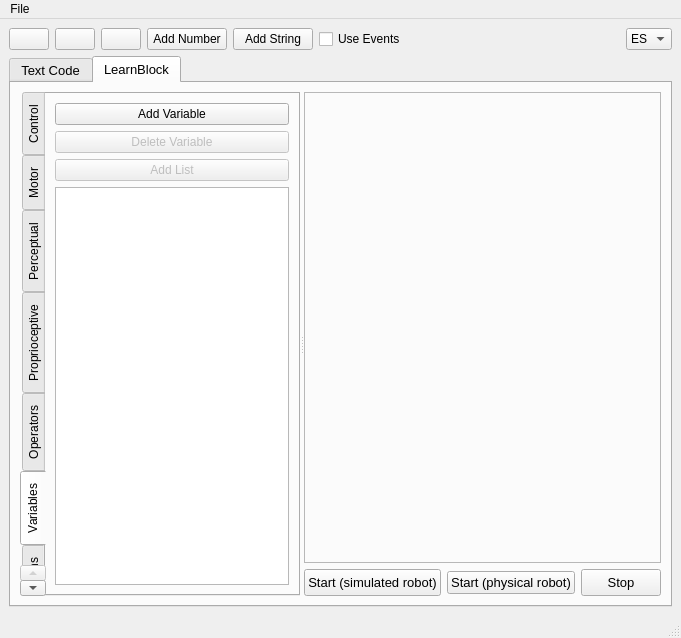
First picture: the form in learnbot_dsl/learnbotCode/guis/interface.ui, repository robocomp/LearnBlock, before the edit.
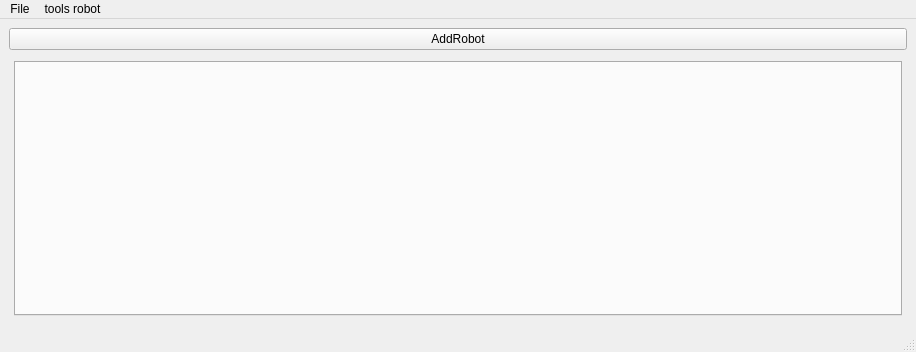
Second picture: the form after the edit. The open tabs and pages were chosen to show the change.

The edit to the form file:
```diff
--- a/learnbot_dsl/learnbotCode/guis/interface.ui
+++ b/learnbot_dsl/learnbotCode/guis/interface.ui
@@ -9,8 +9,8 @@
    <rect>
     <x>0</x>
     <y>0</y>
-    <width>681</width>
-    <height>638</height>
+    <width>916</width>
+    <height>352</height>
    </rect>
   </property>
   <property name="windowTitle">
@@ -19,490 +19,36 @@
   <widget class="QWidget" name="centralwidget">
    <layout class="QVBoxLayout" name="verticalLayout_4">
     <item>
-     <layout class="QHBoxLayout" name="horizontalLayout_2">
+     <layout class="QVBoxLayout" name="verticalLayout_14">
+      <property name="bottomMargin">
+       <number>0</number>
+      </property>
       <item>
-       <widget class="QPushButton" name="openpushButton">
+       <widget class="QPushButton" name="AddRobot">
         <property name="text">
-         <string/>
+         <string>AddRobot</string>
         </property>
        </widget>
       </item>
+     </layout>
+    </item>
+    <item>
+     <layout class="QVBoxLayout" name="verticalLayout_15">
+      <property name="margin">
+       <number>5</number>
+      </property>
       <item>
-       <widget class="QPushButton" name="savepushButton">
-        <property name="text">
-         <string/>
-        </property>
-       </widget>
-      </item>
-      <item>
-       <widget class="QPushButton" name="zoompushButton">
-        <property name="text">
-         <string/>
-        </property>
-        <property name="checkable">
+       <widget class="QTabWidget" name="collaborativeTabs">
+        <property name="autoFillBackground">
          <bool>true</bool>
         </property>
-       </widget>
-      </item>
-      <item>
-       <widget class="QPushButton" name="addNumberpushButton">
-        <property name="text">
-         <string>Add Number</string>
+        <property name="currentIndex">
+         <number>-1</number>
         </property>
        </widget>
       </item>
-      <item>
-       <widget class="QPushButton" name="addStringpushButton">
-        <property name="text">
-         <string>Add String</string>
-        </property>
-       </widget>
-      </item>
-      <item>
-       <widget class="QCheckBox" name="useEventscheckBox">
-        <property name="text">
-         <string>Use Events</string>
-        </property>
-       </widget>
-      </item>
-      <item>
-       <spacer name="horizontalSpacer">
-        <property name="orientation">
-         <enum>Qt::Horizontal</enum>
-        </property>
-        <property name="sizeHint" stdset="0">
-         <size>
-          <width>40</width>
-          <height>20</height>
-         </size>
-        </property>
-       </spacer>
-      </item>
-      <item>
-       <widget class="QComboBox" name="language">
-        <property name="maximumSize">
-         <size>
-          <width>85</width>
-          <height>27</height>
-         </size>
-        </property>
-        <item>
-         <property name="text">
-          <string>ES</string>
-         </property>
-        </item>
-        <item>
-         <property name="text">
-          <string>EN</string>
-         </property>
-        </item>
-       </widget>
-      </item>
      </layout>
     </item>
-    <item>
-     <widget class="QTabWidget" name="Tabwi">
-      <property name="font">
-       <font>
-        <pointsize>10</pointsize>
-       </font>
-      </property>
-      <property name="whatsThis">
-       <string>&lt;html&gt;&lt;head/&gt;&lt;body&gt;&lt;p&gt;H&lt;/p&gt;&lt;p&gt;&lt;br/&gt;&lt;/p&gt;&lt;/body&gt;&lt;/html&gt;</string>
-      </property>
-      <property name="tabPosition">
-       <enum>QTabWidget::North</enum>
-      </property>
-      <property name="tabShape">
-       <enum>QTabWidget::Rounded</enum>
-      </property>
-      <property name="currentIndex">
-       <number>1</number>
-      </property>
-      <widget class="QWidget" name="program_text">
-       <property name="enabled">
-        <bool>false</bool>
-       </property>
-       <attribute name="title">
-        <string>Text Code</string>
-       </attribute>
-       <layout class="QHBoxLayout" name="horizontalLayout">
-        <item>
-         <layout class="QVBoxLayout" name="verticalLayout_6">
-          <item>
-           <widget class="QLabel" name="label_3">
-            <property name="text">
-             <string>Program</string>
-            </property>
-           </widget>
-          </item>
-          <item>
-           <widget class="QPlainTextEdit" name="textCode"/>
-          </item>
-         </layout>
-        </item>
-        <item>
-         <layout class="QVBoxLayout" name="verticalLayout_5">
-          <item>
-           <widget class="QFrame" name="camera">
-            <property name="minimumSize">
-             <size>
-              <width>320</width>
-              <height>240</height>
-             </size>
-            </property>
-            <property name="maximumSize">
-             <size>
-              <width>320</width>
-              <height>240</height>
-             </size>
-            </property>
-            <property name="frameShape">
-             <enum>QFrame::StyledPanel</enum>
-            </property>
-            <property name="frameShadow">
-             <enum>QFrame::Raised</enum>
-            </property>
-           </widget>
-          </item>
-          <item>
-           <spacer name="verticalSpacer">
-            <property name="orientation">
-             <enum>Qt::Vertical</enum>
-            </property>
-            <property name="sizeHint" stdset="0">
-             <size>
-              <width>20</width>
-              <height>40</height>
-             </size>
-            </property>
-           </spacer>
-          </item>
-          <item>
-           <layout class="QHBoxLayout" name="horizontalLayout_5">
-            <item>
-             <widget class="QPushButton" name="startTextPushButton">
-              <property name="enabled">
-               <bool>false</bool>
-              </property>
-              <property name="text">
-               <string>Start</string>
-              </property>
-             </widget>
-            </item>
-            <item>
-             <widget class="QPushButton" name="stoptextPushButton">
-              <property name="enabled">
-               <bool>false</bool>
-              </property>
-              <property name="text">
-               <string>Stop</string>
-              </property>
-             </widget>
-            </item>
-           </layout>
-          </item>
-         </layout>
-        </item>
-       </layout>
-      </widget>
-      <widget class="QWidget" name="program_visual">
-       <attribute name="title">
-        <string>LearnBlock</string>
-       </attribute>
-       <layout class="QGridLayout" name="gridLayout">
-        <item row="0" column="0">
-         <widget class="QSplitter" name="splitter">
-          <property name="maximumSize">
-           <size>
-            <width>16777215</width>
-            <height>16777215</height>
-           </size>
-          </property>
-          <property name="orientation">
-           <enum>Qt::Horizontal</enum>
-          </property>
-          <widget class="QTabWidget" name="tabWidget_2">
-           <property name="enabled">
-            <bool>true</bool>
-           </property>
-           <property name="maximumSize">
-            <size>
-             <width>500</width>
-             <height>16777215</height>
-            </size>
-           </property>
-           <property name="font">
-            <font>
-             <pointsize>9</pointsize>
-             <weight>50</weight>
-             <italic>false</italic>
-             <bold>false</bold>
-             <strikeout>false</strikeout>
-             <kerning>true</kerning>
-            </font>
-           </property>
-           <property name="tabPosition">
-            <enum>QTabWidget::West</enum>
-           </property>
-           <property name="currentIndex">
-            <number>0</number>
-           </property>
-           <widget class="QWidget" name="control">
-            <attribute name="title">
-             <string>Control</string>
-            </attribute>
-            <layout class="QVBoxLayout" name="verticalLayout_12">
-             <item>
-              <widget class="QPushButton" name="addWhenpushButton">
-               <property name="text">
-                <string>Add When</string>
-               </property>
-              </widget>
-             </item>
-             <item>
-              <widget class="QPushButton" name="deleteWhenpushButton">
-               <property name="enabled">
-                <bool>false</bool>
-               </property>
-               <property name="text">
-                <string>Delete When</string>
-               </property>
-              </widget>
-             </item>
-             <item>
-              <widget class="QTableWidget" name="tableControl">
-               <property name="showGrid">
-                <bool>false</bool>
-               </property>
-               <property name="gridStyle">
-                <enum>Qt::NoPen</enum>
-               </property>
-              </widget>
-             </item>
-            </layout>
-           </widget>
-           <widget class="QWidget" name="move">
-            <attribute name="title">
-             <string>Motor</string>
-            </attribute>
-            <layout class="QVBoxLayout" name="verticalLayout_11">
-             <item>
-              <widget class="QTableWidget" name="tableMotor">
-               <property name="showGrid">
-                <bool>false</bool>
-               </property>
-               <property name="gridStyle">
-                <enum>Qt::NoPen</enum>
-               </property>
-              </widget>
-             </item>
-            </layout>
-           </widget>
-           <widget class="QWidget" name="sensors">
-            <attribute name="title">
-             <string>Perceptual</string>
-            </attribute>
-            <layout class="QVBoxLayout" name="verticalLayout_10">
-             <item>
-              <widget class="QTableWidget" name="tablePerceptual">
-               <property name="showGrid">
-                <bool>false</bool>
-               </property>
-               <property name="gridStyle">
-                <enum>Qt::NoPen</enum>
-               </property>
-              </widget>
-             </item>
-            </layout>
-           </widget>
-           <widget class="QWidget" name="operators">
-            <attribute name="title">
-             <string>Proprioceptive</string>
-            </attribute>
-            <layout class="QVBoxLayout" name="verticalLayout_9">
-             <item>
-              <widget class="QTableWidget" name="tablePropioperceptive">
-               <property name="showGrid">
-                <bool>false</bool>
-               </property>
-               <property name="gridStyle">
-                <enum>Qt::NoPen</enum>
-               </property>
-              </widget>
-             </item>
-            </layout>
-           </widget>
-           <widget class="QWidget" name="vars">
-            <attribute name="title">
-             <string>Operators</string>
-            </attribute>
-            <layout class="QVBoxLayout" name="verticalLayout_7">
-             <item>
-              <widget class="QTableWidget" name="tableOperadores">
-               <property name="showGrid">
-                <bool>false</bool>
-               </property>
-               <property name="gridStyle">
-                <enum>Qt::NoPen</enum>
-               </property>
-              </widget>
-             </item>
-            </layout>
-           </widget>
-           <widget class="QWidget" name="tab">
-            <property name="enabled">
-             <bool>true</bool>
-            </property>
-            <attribute name="title">
-             <string>Variables</string>
-            </attribute>
-            <layout class="QVBoxLayout" name="verticalLayout">
-             <item>
-              <layout class="QVBoxLayout" name="verticalLayout_2">
-               <item>
-                <widget class="QPushButton" name="addVarPushButton">
-                 <property name="enabled">
-                  <bool>true</bool>
-                 </property>
-                 <property name="text">
-                  <string>Add Variable</string>
-                 </property>
-                </widget>
-               </item>
-               <item>
-                <widget class="QPushButton" name="deleteVarPushButton">
-                 <property name="enabled">
-                  <bool>false</bool>
-                 </property>
-                 <property name="text">
-                  <string>Delete Variable</string>
-                 </property>
-                </widget>
-               </item>
-               <item>
-                <widget class="QPushButton" name="pushButton_6">
-                 <property name="enabled">
-                  <bool>false</bool>
-                 </property>
-                 <property name="text">
-                  <string>Add List</string>
-                 </property>
-                </widget>
-               </item>
-              </layout>
-             </item>
-             <item>
-              <widget class="QTableWidget" name="tableVariables">
-               <property name="showGrid">
-                <bool>false</bool>
-               </property>
-               <property name="gridStyle">
-                <enum>Qt::NoPen</enum>
-               </property>
-              </widget>
-             </item>
-            </layout>
-           </widget>
-           <widget class="QWidget" name="tab_2">
-            <attribute name="title">
-             <string>User functions</string>
-            </attribute>
-            <layout class="QVBoxLayout" name="verticalLayout_13">
-             <item>
-              <layout class="QVBoxLayout" name="verticalLayout_8">
-               <item>
-                <widget class="QPushButton" name="createFunctionsPushButton">
-                 <property name="enabled">
-                  <bool>true</bool>
-                 </property>
-                 <property name="text">
-                  <string>Create Functions</string>
-                 </property>
-                </widget>
-               </item>
-               <item>
-                <widget class="QPushButton" name="deleteFuntionsPushButton">
-                 <property name="enabled">
-                  <bool>false</bool>
-                 </property>
-                 <property name="text">
-                  <string>Delete Functions</string>
-                 </property>
-                </widget>
-               </item>
-              </layout>
-             </item>
-             <item>
-              <widget class="QTableWidget" name="tableUserfunctions">
-               <property name="showGrid">
-                <bool>false</bool>
-               </property>
-               <property name="gridStyle">
-                <enum>Qt::NoPen</enum>
-               </property>
-              </widget>
-             </item>
-            </layout>
-           </widget>
-          </widget>
-          <widget class="QWidget" name="layoutWidget">
-           <layout class="QVBoxLayout" name="verticalLayout_3">
-            <item>
-             <widget class="QFrame" name="frame">
-              <property name="frameShape">
-               <enum>QFrame::StyledPanel</enum>
-              </property>
-              <property name="frameShadow">
-               <enum>QFrame::Raised</enum>
-              </property>
-             </widget>
-            </item>
-            <item>
-             <layout class="QHBoxLayout" name="horizontalLayout_4">
-              <item>
-               <widget class="QPushButton" name="startPushButton">
-                <property name="maximumSize">
-                 <size>
-                  <width>16777215</width>
-                  <height>27</height>
-                 </size>
-                </property>
-                <property name="text">
-                 <string>Start (simulated robot)</string>
-                </property>
-               </widget>
-              </item>
-              <item>
-               <widget class="QPushButton" name="startPRPushButton">
-                <property name="text">
-                 <string>Start (physical robot)</string>
-                </property>
-               </widget>
-              </item>
-              <item>
-               <widget class="QPushButton" name="stopPushButton">
-                <property name="maximumSize">
-                 <size>
-                  <width>16777215</width>
-                  <height>27</height>
-                 </size>
-                </property>
-                <property name="text">
-                 <string>Stop</string>
-                </property>
-               </widget>
-              </item>
-             </layout>
-            </item>
-           </layout>
-          </widget>
-         </widget>
-        </item>
-       </layout>
-      </widget>
-     </widget>
-    </item>
    </layout>
   </widget>
   <widget class="QMenuBar" name="menubar">
@@ -510,8 +56,8 @@
     <rect>
      <x>0</x>
      <y>0</y>
-     <width>681</width>
-     <height>25</height>
+     <width>916</width>
+     <height>23</height>
     </rect>
    </property>
    <widget class="QMenu" name="menuFile">
@@ -525,7 +71,17 @@
     <addaction name="separator"/>
     <addaction name="actionExit"/>
    </widget>
+   <widget class="QMenu" name="menuTools_robot">
+    <property name="title">
+     <string>tools robot</string>
+    </property>
+    <addaction name="actionStart_simulator"/>
+    <addaction name="actionStart_components"/>
+    <addaction name="actionReboot"/>
+    <addaction name="actionShutdown"/>
+   </widget>
    <addaction name="menuFile"/>
+   <addaction name="menuTools_robot"/>
   </widget>
   <widget class="QStatusBar" name="statusbar"/>
   <action name="actionExit">
```
Left out of the diff: 20 changed lines with no effect on the pictures.
